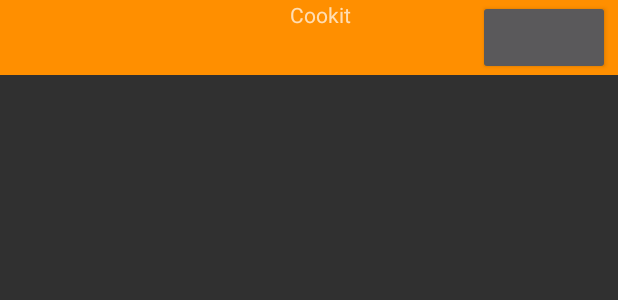
After one commit to JuanesApps/CooKit, an Android app: the layout action_bar.xml on its own in the app's theme, with its tools: preview values and no code run, on a phone screen of 412 x 824 dp. The commit adds this screen. Shown: the top 300 px of the screen. Run offline under Robolectric (Android 15) with nearby library versions, the light colour scheme and no system bars.

Commit message:
Yunque commit

```diff
--- a/app/src/main/java/icesi/i2t/cookit/view/MainActivity.java
+++ b/app/src/main/java/icesi/i2t/cookit/view/MainActivity.java
@@ -6,12 +6,15 @@ import android.support.design.widget.BottomNavigationView;
 import android.support.v7.app.AppCompatActivity;
 import android.view.MenuItem;
 import android.widget.TextView;
+import android.widget.Toolbar;
 
 import icesi.i2t.cookit.R;
 
 public class MainActivity extends AppCompatActivity {
 
     private TextView mTextMessage;
+    private Toolbar toolbar;
+
 
     private BottomNavigationView.OnNavigationItemSelectedListener mOnNavigationItemSelectedListener
             = new BottomNavigationView.OnNavigationItemSelectedListener() {
@@ -40,7 +43,7 @@ public class MainActivity extends AppCompatActivity {
     protected void onCreate(Bundle savedInstanceState) {
         super.onCreate(savedInstanceState);
         setContentView(R.layout.activity_main);
-
+        toolbar = (Toolbar) findViewById(R.id.action_bar);
         mTextMessage = (TextView) findViewById(R.id.message);
         BottomNavigationView navigation = (BottomNavigationView) findViewById(R.id.navigation);
         navigation.setOnNavigationItemSelectedListener(mOnNavigationItemSelectedListener);
--- /dev/null
+++ b/app/src/main/res/layout/action_bar.xml
@@ -0,0 +1,31 @@
+<?xml version="1.0" encoding="utf-8"?>
+<android.support.v7.widget.Toolbar xmlns:android="http://schemas.android.com/apk/res/android"
+    android:layout_width="match_parent"
+    android:layout_height="50dp"
+    xmlns:tools="http://schemas.android.com/tools"
+    android:background="#FF8F00"
+    tools:context="">
+    <RelativeLayout
+        android:layout_width="match_parent"
+        android:layout_height="wrap_content"
+        android:id="@+id/action_bar_rl">
+
+        <TextView
+            android:layout_width="wrap_content"
+            android:layout_height="match_parent"
+            android:text="Cookit"
+            android:id="@+id/action_bar_title"
+            android:layout_centerInParent="true"
+            />
+
+        <Button
+            android:layout_width="wrap_content"
+            android:layout_height="match_parent"
+            android:layout_alignParentRight="true"
+            android:layout_marginHorizontal="5dp"/>
+
+    </RelativeLayout>
+
+
+
+</android.support.v7.widget.Toolbar>
```
Also changed, not shown: app/build.gradle (+6 -3 lines), app/src/main/AndroidManifest.xml (+6 -4 lines), app/src/main/java/icesi/i2t/cookit/ItemWindow.java (added, +13 -0 lines), app/src/main/java/icesi/i2t/cookit/view/ActionBar.java (added, +18 -0 lines), app/src/main/res/layout/activity_item_window.xml (added, +9 -0 lines), app/src/main/res/layout/activity_main.xml (+13 -2 lines), 1 other file.
